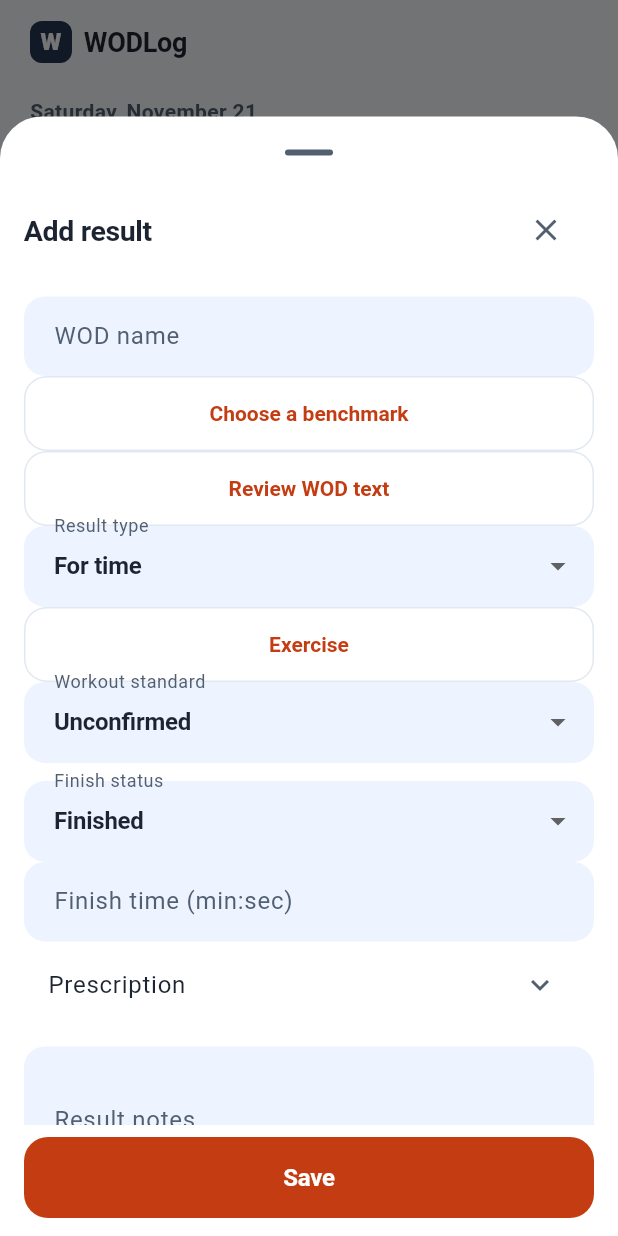
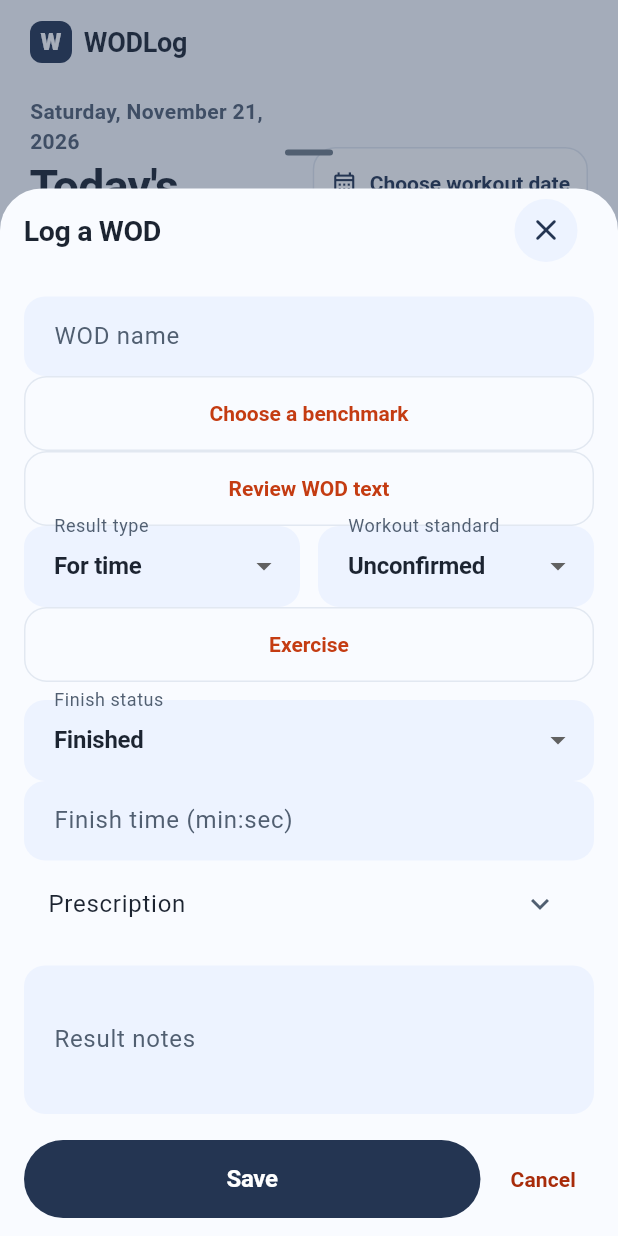
Before and after one commit to rsy-dev/WODLog, a Flutter app: the screen it shows after launch, after a tap on "Record WOD", on a phone screen of 412 x 824 dp. Run offline on Flutter 3.47's test engine with Material 3 defaults, Android fonts, the phone set to English and light mode, and no system bars; our stand-ins replace drift, flutter_riverpod, go_router, shared_preferences; accounts and stored records are empty; generated files the repository leaves out were written again.

Commit message:
Align WOD editor and tabs with approved mockup

```diff
--- a/lib/app/wodlog_sheet.dart
+++ b/lib/app/wodlog_sheet.dart
@@ -13,6 +13,12 @@ Future<T?> showWodLogSheet<T>({
   useRootNavigator: true,
   useSafeArea: true,
   isScrollControlled: true,
+  barrierColor: const Color(0x66243552),
+  backgroundColor: Colors.transparent,
+  clipBehavior: Clip.antiAlias,
+  shape: const RoundedRectangleBorder(
+    borderRadius: BorderRadius.vertical(top: Radius.circular(28)),
+  ),
   sheetAnimationStyle: MediaQuery.disableAnimationsOf(context)
       ? AnimationStyle.noAnimation
       : null,
@@ -25,6 +31,10 @@ Future<T?> showWodLogSheet<T>({
       padding: EdgeInsets.only(bottom: keyboard),
       child: SafeArea(
         top: false,
+        child: Material(
+          color: const Color(0xFFF9FBFF),
+          borderRadius: const BorderRadius.vertical(top: Radius.circular(28)),
+          clipBehavior: Clip.antiAlias,
           child: FractionallySizedBox(
             heightFactor: fitContent ? null : (keyboardVisible ? 1 : .9),
             child: Column(
@@ -41,7 +51,12 @@ Future<T?> showWodLogSheet<T>({
                   trailing: IconButton(
                     tooltip: AppLocalizations.of(context)!.closeSheet,
                     onPressed: () => Navigator.pop(context),
-                  icon: const Icon(Icons.close),
+                    style: IconButton.styleFrom(
+                      backgroundColor: const Color(0xFFEDF3FF),
+                      foregroundColor: const Color(0xFF243552),
+                      fixedSize: const Size(42, 42),
+                    ),
+                    icon: const Icon(Icons.close_rounded),
                   ),
                 ),
                 if (fitContent)
@@ -52,6 +67,7 @@ Future<T?> showWodLogSheet<T>({
             ),
           ),
         ),
+      ),
     );
   },
 );
--- a/lib/app/wodlog_shell.dart
+++ b/lib/app/wodlog_shell.dart
@@ -24,9 +24,9 @@ class WodLogShell extends StatelessWidget {
     final l10n = AppLocalizations.of(context)!;
     final labels = [l10n.todayTab, l10n.history, l10n.statsTab, l10n.settings];
     const icons = [
-      Icons.today_outlined,
-      Icons.receipt_long_outlined,
-      Icons.bar_chart_rounded,
+      Icons.home_outlined,
+      Icons.view_agenda_outlined,
+      Icons.trending_up_rounded,
       Icons.settings_outlined,
     ];
     final colors = Theme.of(context).colorScheme;
@@ -132,7 +132,8 @@ class WodLogShell extends StatelessWidget {
                                                               shell.currentIndex
                                                           ? colors
                                                                 .onPrimaryContainer
-                                                          : colors.onSurface,
+                                                          : colors
+                                                                .onSurfaceVariant,
                                                     ),
                                                     Text(
                                                       labels[index],
@@ -140,7 +141,19 @@ class WodLogShell extends StatelessWidget {
                                                           TextAlign.center,
                                                       style: Theme.of(context)
                                                           .textTheme
-                                                          .labelSmall,
+                                                          .labelSmall
+                                                          ?.copyWith(
+                                                            fontWeight:
+                                                                FontWeight.w600,
+                                                            color:
+                                                                index ==
+                                                                    shell
+                                                                        .currentIndex
+                                                                ? colors
+                                                                      .onPrimaryContainer
+                                                                : colors
+                                                                      .onSurfaceVariant,
+                                                          ),
                                                     ),
                                                   ],
                                                 ),
--- a/lib/features/workout/presentation/wod_blocks_section.dart
+++ b/lib/features/workout/presentation/wod_blocks_section.dart
@@ -450,7 +450,8 @@ Future<void> showWodResultEditor(
                   },
             child: Text(l10n.reviewWodText),
           ),
-          DropdownButtonFormField<String>(
+          _ResponsiveFieldPair(
+            first: DropdownButtonFormField<String>(
               key: ValueKey(('type', typeRevision)),
               initialValue: type,
               isExpanded: true,
@@ -473,6 +474,29 @@ Future<void> showWodResultEditor(
                       score = '';
                       secondScore = '';
                     }),
+            ),
+            second: (isNew || repeat || prescription.movements.isNotEmpty)
+                ? DropdownButtonFormField<WodVersion>(
+                    isExpanded: true,
+                    key: ValueKey(('version', titleRevision, notesRevision)),
+                    initialValue: version,
+                    decoration: InputDecoration(
+                      labelText: l10n.wodWorkoutStandard,
+                    ),
+                    items: [
+                      for (final item in WodVersion.values)
+                        DropdownMenuItem(
+                          value: item,
+                          child: Text(wodVersionLabel(l10n, item)),
+                        ),
+                    ],
+                    onChanged: saving
+                        ? null
+                        : (value) {
+                            if (value != null) setState(() => version = value);
+                          },
+                  )
+                : null,
           ),
           for (final (index, movement) in prescription.movements.indexed)
             ListTile(
@@ -531,25 +555,6 @@ Future<void> showWodResultEditor(
                     );
                   },
             child: Text(l10n.addExercise),
-          ),
-          if (isNew || repeat || prescription.movements.isNotEmpty)
-            DropdownButtonFormField<WodVersion>(
-              isExpanded: true,
-              key: ValueKey(('version', titleRevision, notesRevision)),
-              initialValue: version,
-              decoration: InputDecoration(labelText: l10n.wodWorkoutStandard),
-              items: [
-                for (final item in WodVersion.values)
-                  DropdownMenuItem(
-                    value: item,
-                    child: Text(wodVersionLabel(l10n, item)),
-                  ),
-              ],
-              onChanged: saving
-                  ? null
-                  : (value) {
-                      if (value != null) setState(() => version = value);
-                    },
           ),
           const SizedBox(height: 12),
           if (type == 'for_time' && !usePreviousScore)
@@ -764,7 +769,16 @@ Future<void> showWodResultEditor(
           if (invalidCap && hasMissingCap()) Text(l10n.wodMissingTimeCap),
           if (invalid) Text(l10n.wodInvalidScore),
           if (failed) Text(l10n.wodSaveError),
-          FilledButton(
+          Row(
+            children: [
+              Expanded(
+                child: FilledButton(
+                  style: FilledButton.styleFrom(
+                    backgroundColor: const Color(0xFF243552),
+                    foregroundColor: Colors.white,
+                    minimumSize: const Size.fromHeight(52),
+                    shape: const StadiumBorder(),
+                  ),
                   onPressed: saving
                       ? null
                       : () async {
@@ -791,7 +805,8 @@ Future<void> showWodResultEditor(
                               invalid = true;
                               invalidCap = false;
                             });
-                      final capMs = (prescription.timeCapSeconds ?? 0) * 1000;
+                            final capMs =
+                                (prescription.timeCapSeconds ?? 0) * 1000;
                             final tieBreakMs = durationMs(tieBreak);
                             final target = switch (type) {
                               _
@@ -811,7 +826,8 @@ Future<void> showWodResultEditor(
                                           (capMs > 0 && tieBreakMs > capMs)) =>
                                 'tieBreakField',
                               'amrap' || 'rounds_reps'
-                            when !usePreviousScore && whole(score) != null =>
+                                  when !usePreviousScore &&
+                                      whole(score) != null =>
                                 'roundsField',
                               _ => 'scoreField',
                             };
@@ -827,7 +843,8 @@ Future<void> showWodResultEditor(
                           try {
                             final kind = switch (type) {
                               'for_time' => WodScoreKind.time,
-                        'amrap' || 'rounds_reps' => WodScoreKind.roundsAndReps,
+                              'amrap' ||
+                              'rounds_reps' => WodScoreKind.roundsAndReps,
                               'emom' => WodScoreKind.intervals,
                               'load' => WodScoreKind.weight,
                               'reps' => WodScoreKind.reps,
@@ -849,7 +866,9 @@ Future<void> showWodResultEditor(
                                 blockId: blockId,
                                 prescription: definition,
                                 score: WodAttemptScore(
-                            outcome: WodOutcome.values.byName(result!.outcome!),
+                                  outcome: WodOutcome.values.byName(
+                                    result!.outcome!,
+                                  ),
                                   elapsedMs: result.durationMs,
                                   rounds: result.rounds?.toInt(),
                                   reps: result.extraReps,
@@ -864,9 +883,11 @@ Future<void> showWodResultEditor(
                               final attemptScore = WodAttemptScore(
                                 outcome: type == 'for_time'
                                     ? switch (ending) {
-                                  _WodEnding.finished => WodOutcome.completed,
+                                        _WodEnding.finished =>
+                                          WodOutcome.completed,
                                         _WodEnding.capped => WodOutcome.capped,
-                                  _WodEnding.stopped => WodOutcome.stopped,
+                                        _WodEnding.stopped =>
+                                          WodOutcome.stopped,
                                       }
                                     : WodOutcome.completed,
                                 elapsedMs:
@@ -891,12 +912,17 @@ Future<void> showWodResultEditor(
                                     : null,
                                 value: switch (kind) {
                                   WodScoreKind.intervals ||
-                            WodScoreKind.calories => whole(score)?.toDouble(),
+                                  WodScoreKind.calories => whole(
+                                    score,
+                                  )?.toDouble(),
                                   WodScoreKind.weight => unit.toKg(
                                     parseLocalizedDecimal(score, number)!,
                                   ),
-                            WodScoreKind.distance || WodScoreKind.points =>
-                              parseLocalizedDecimal(score, number),
+                                  WodScoreKind.distance ||
+                                  WodScoreKind.points => parseLocalizedDecimal(
+                                    score,
+                                    number,
+                                  ),
                                   _ => null,
                                 },
                                 text: confirmedScore,
@@ -915,7 +941,10 @@ Future<void> showWodResultEditor(
                               } else if (repeat || newWorkoutDate != null) {
                                 final workoutDate =
                                     newWorkoutDate ??
-                              DateFormat('yyyy-MM-dd', 'en').format(repeatDate);
+                                    DateFormat(
+                                      'yyyy-MM-dd',
+                                      'en',
+                                    ).format(repeatDate);
                                 await repository.saveRepeat(
                                   attemptId: attemptId,
                                   workoutDate: workoutDate,
@@ -949,6 +978,14 @@ Future<void> showWodResultEditor(
                           }
                         },
                   child: Text(l10n.save),
+                ),
+              ),
+              const SizedBox(width: 8),
+              TextButton(
+                onPressed: saving ? null : () => Navigator.pop(context),
+                child: Text(l10n.cancel),
+              ),
+            ],
           ),
         ],
       ),
@@ -1005,6 +1042,37 @@ class _WodEditorLayout extends StatelessWidget {
       ],
     );
   }
+}
+
+class _ResponsiveFieldPair extends StatelessWidget {
+  const _ResponsiveFieldPair({required this.first, this.second});
+
+  final Widget first;
+  final Widget? second;
+
+  @override
+  Widget build(BuildContext context) => LayoutBuilder(
+    builder: (context, constraints) {
+      final sideBySide =
+          second != null &&
+          constraints.maxWidth >= 380 &&
+          MediaQuery.textScalerOf(context).scale(14) <= 18;
+      if (!sideBySide) {
+        return Column(
+          crossAxisAlignment: CrossAxisAlignment.stretch,
+          children: [first, ?second],
+        );
+      }
+      return Row(
+        crossAxisAlignment: CrossAxisAlignment.start,
+        children: [
+          Expanded(child: first),
+          const SizedBox(width: 12),
+          Expanded(child: second!),
+        ],
+      );
+    },
+  );
 }
 
 Future<void> showWodRecordDetail(
--- a/lib/l10n/app_en.arb
+++ b/lib/l10n/app_en.arb
@@ -58,7 +58,7 @@
   "invalidSet": "Enter a valid weight and a whole number of reps greater than zero.",
   "bodyweight": "Bodyweight",
   "emptyBlocks": "No workout blocks yet.\nAdd a Strength block to start logging.",
-  "history": "History",
+  "history": "Records",
   "emptyHistory": "No workouts recorded yet.",
   "editSession": "Edit session",
   "sessionTitle": "Session title",
@@ -68,8 +68,8 @@
   "wodSectionTitle": "WODs",
   "addWodBlock": "Add WOD",
   "wodName": "WOD name",
-  "addWodResult": "Add result",
-  "editWodResult": "Edit result",
+  "addWodResult": "Log a WOD",
+  "editWodResult": "Edit record",
   "wodResultType": "Result type",
   "wodScore": "Score or result",
   "wodNotes": "Result notes",
--- a/lib/l10n/app_ko.arb
+++ b/lib/l10n/app_ko.arb
@@ -58,7 +58,7 @@
   "invalidSet": "올바른 중량과 0보다 큰 정수 반복 수를 입력하세요.",
   "bodyweight": "맨몸",
   "emptyBlocks": "아직 운동 블록이 없어요.\n근력 블록을 추가해 운동을 기록하세요.",
-  "history": "운동 이력",
+  "history": "기록",
   "emptyHistory": "아직 기록된 운동이 없어요.",
   "editSession": "세션 수정",
   "sessionTitle": "세션 제목",
@@ -68,8 +68,8 @@
   "wodSectionTitle": "WOD",
   "addWodBlock": "WOD 추가",
   "wodName": "WOD 이름",
-  "addWodResult": "결과 추가",
-  "editWodResult": "결과 수정",
+  "addWodResult": "WOD 기록",
+  "editWodResult": "기록 수정",
   "wodResultType": "결과 유형",
   "wodScore": "점수 또는 결과",
   "wodNotes": "결과 메모",
```
Also changed, not shown: lib/l10n/generated/app_localizations.dart, lib/l10n/generated/app_localizations_en.dart, lib/l10n/generated/app_localizations_ko.dart, 1 other file. Lines whose indentation alone changed are shown as unchanged.
